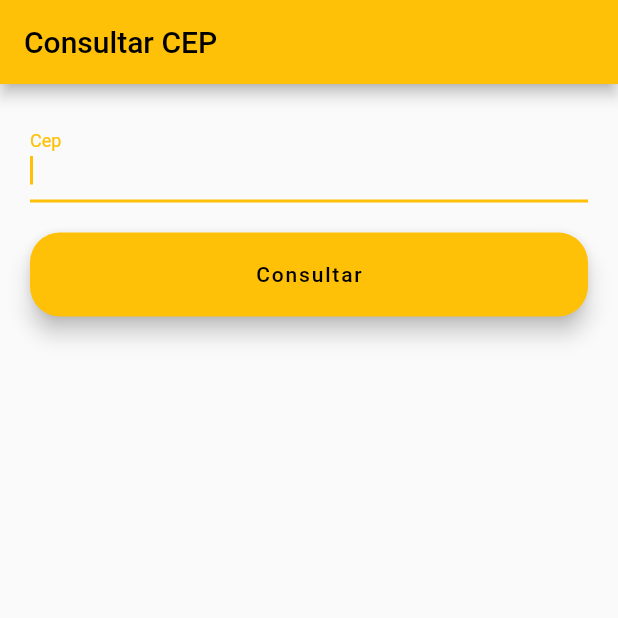
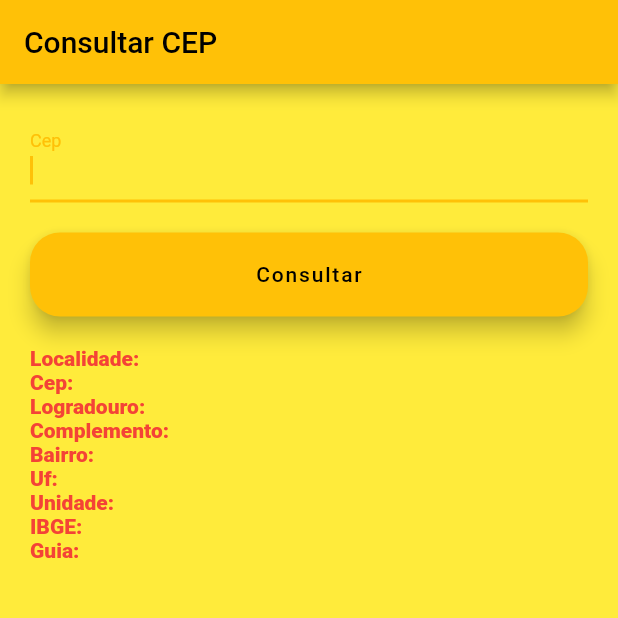
Before and after one commit to Gabr1el94/flutter, a Flutter app: the screen it shows after launch, on a phone screen of 412 x 824 dp, the top half of it. Run offline on Flutter 3.47's test engine with Material 2 defaults, Android fonts, the phone set to English and light mode, and no system bars.

Commit message:
add style address by cep

```diff
--- a/cep/lib/main.dart
+++ b/cep/lib/main.dart
@@ -8,10 +8,10 @@ void main() {
   runApp(MaterialApp(
     debugShowCheckedModeBanner: false,
     home: HomePage(),
-    theme: ThemeData(brightness: Brightness.light, primarySwatch: Colors.amber),
-    darkTheme: ThemeData(
-      brightness: Brightness.dark,
-    ),
+    theme: ThemeData(scaffoldBackgroundColor: Colors.yellow,brightness: Brightness.light, primarySwatch: Colors.amber),
+    // darkTheme: ThemeData(
+    //   brightness: Brightness.dark,
+    // ),
   ));
 }
 
--- a/cep/lib/views/home_page.dart
+++ b/cep/lib/views/home_page.dart
@@ -1,5 +1,7 @@
+import 'dart:convert';
+
 import 'package:cep/services/via_cep_service.dart';
-import 'package:flutter/material.dart' show AppBar, BorderRadius, BuildContext, CircularProgressIndicator, Column, Container, CrossAxisAlignment, EdgeInsets, FloatingActionButton, InputDecoration, Padding, RoundedRectangleBorder, Scaffold, SingleChildScrollView, State, StatefulWidget, Text, TextEditingController, TextField, TextInputAction, TextInputType, Widget;
+import 'package:flutter/material.dart';
 
 class HomePage extends StatefulWidget {
   @override
@@ -82,7 +84,7 @@ class _HomePageState extends State<HomePage> {
     final cep = _searchCepController.text;
 
     final resultCep = await ViaCepService.fetchCep(cep: cep);
-    print(resultCep.localidade); // Exibindo somente a localidade no terminal
+    print(resultCep.toJson());
 
     setState(() {
       _result = resultCep.toJson();
@@ -91,10 +93,148 @@ class _HomePageState extends State<HomePage> {
     _searching(false);
   }
 
+  //Text(_result ?? '')
   Widget _buildResultForm() {
+    String msgNot = 'não foi preenchido';
+    String localidade = '';
+    String cep = '';
+    String logradouro = '';
+    String complemento = '';
+    String bairro = '';
+    String uf = '';
+    String unidade = '';
+    String ibge = '';
+    String gia = '';
+    if (_result != null) {
+      cep = (_result != null ? jsonDecode(_result.toString()) : '')['cep'] ?? msgNot;
+      logradouro =
+          (_result != null ? jsonDecode(_result.toString()) : '')['localidade'] ?? msgNot;
+      complemento = (_result != null
+          ? jsonDecode(_result.toString())
+          : '')['complemento'] ?? msgNot;
+      bairro =
+          (_result != null ? jsonDecode(_result.toString()) : '')['bairro'] ?? msgNot;
+      localidade =
+          (_result != null ? jsonDecode(_result.toString()) : '')['localidade'] ?? msgNot;
+      uf = (_result != null ? jsonDecode(_result.toString()) : '')['uf'] ?? msgNot;
+      unidade =
+          (_result != null ? jsonDecode(_result.toString()) : '')['unidade'] ?? msgNot;
+      ibge = (_result != null ? jsonDecode(_result.toString()) : '')['ibge'] ?? msgNot;
+      gia = (_result != null ? jsonDecode(_result.toString()) : '')['gia'] ?? msgNot;
+    }
+
     return Container(
       padding: EdgeInsets.only(top: 20.0),
-      child: Text(_result ?? ''),
+      child: Column(children: [
+        Row(
+          children: [
+            Text(
+              'Localidade: ',
+              style: TextStyle(color: Colors.red, fontWeight: FontWeight.w800),
+            ),
+            Text(
+              localidade,
+              style: TextStyle(color: Colors.black),
+            ),
+          ],
+        ),
+        Row(
+          children: [
+            Text(
+              'Cep: ',
+              style: TextStyle(color: Colors.red, fontWeight: FontWeight.w800),
+            ),
+            Text(
+              cep,
+              style: TextStyle(color: Colors.black),
+            ),
+          ],
+        ),
+        Row(
+          children: [
+            Text(
+              'Logradouro: ',
+              style: TextStyle(color: Colors.red, fontWeight: FontWeight.w800),
+            ),
+            Text(
+              logradouro,
+              style: TextStyle(color: Colors.black),
+            ),
+          ],
+        ),
+        Row(
+          children: [
+            Text(
+              'Complemento: ',
+              style: TextStyle(color: Colors.red, fontWeight: FontWeight.w800),
+            ),
+            Text(
+              complemento,
+              style: TextStyle(color: Colors.black),
+            ),
+          ],
+        ),
+        Row(
+          children: [
+            Text(
+              'Bairro: ',
+              style: TextStyle(color: Colors.red, fontWeight: FontWeight.w800),
+            ),
+            Text(
+              bairro,
+              style: TextStyle(color: Colors.black),
+            ),
+          ],
+        ),
+        Row(
+          children: [
+            Text(
+              'Uf: ',
+              style: TextStyle(color: Colors.red, fontWeight: FontWeight.w800),
+            ),
+            Text(
+              uf,
+              style: TextStyle(color: Colors.black),
+            ),
+          ],
+        ),
+        Row(
+          children: [
+            Text(
+              'Unidade: ',
+              style: TextStyle(color: Colors.red, fontWeight: FontWeight.w800),
+            ),
+            Text(
+              unidade,
+              style: TextStyle(color: Colors.black),
+            ),
+          ],
+        ),
+        Row(
+          children: [
+            Text(
+              'IBGE: ',
+              style: TextStyle(color: Colors.red, fontWeight: FontWeight.w800),
+            ),
+            Text(
+              ibge,
+              style: TextStyle(color: Colors.black),
+            ),
+          ],
+        ),
+        Row(
+          children: [
+            Text(
+              'Guia: ',
+              style: TextStyle(color: Colors.red, fontWeight: FontWeight.w800),
+            ),
+            Text(
+              gia,
+              style: TextStyle(color: Colors.black),
+            ),
+          ],
+        ),
+      ]),
     );
   }
 }
```
